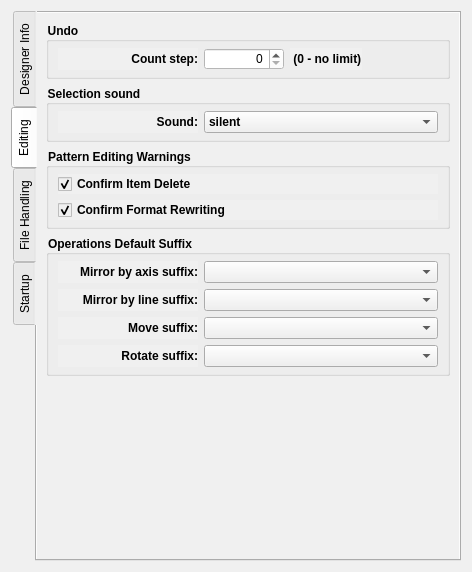
Before: the Qt Designer form src/app/seamly2d/dialogs/configpages/preferencesconfigurationpage.ui in FashionFreedom/Seamly2D, drawn with Qt 5.
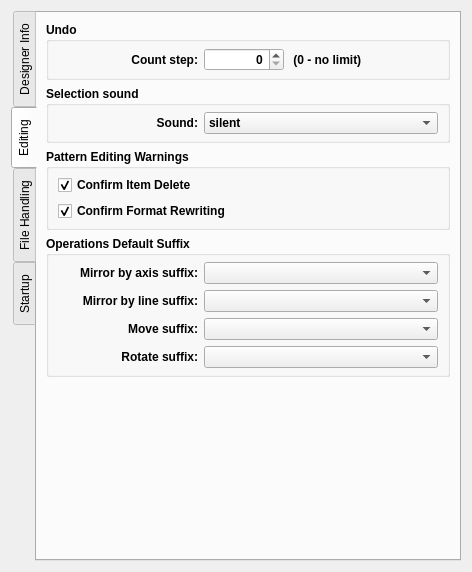
After: the same form once the commit is applied. The open tabs and pages were chosen to show the change. Custom widgets are drawn as their Qt base class.

Commit message: fix application preferences dialog

```diff
--- a/src/app/seamly2d/dialogs/configpages/preferencesconfigurationpage.ui
+++ b/src/app/seamly2d/dialogs/configpages/preferencesconfigurationpage.ui
@@ -26,7 +26,7 @@
    <string notr="true">Configuration</string>
   </property>
   <property name="styleSheet">
-   <string notr="true">background-color: rgb(240, 240, 240);</string>
+   <string notr="true"/>
   </property>
   <layout class="QVBoxLayout" name="verticalLayout_13">
    <item>
@@ -444,7 +444,7 @@
                </font>
               </property>
               <property name="styleSheet">
-               <string notr="true">background-color: rgb(255, 255, 255);</string>
+               <string notr="true"/>
               </property>
               <property name="alignment">
                <set>Qt::AlignRight|Qt::AlignTrailing|Qt::AlignVCenter</set>
```
Left out of the diff: 2 changed lines with no effect on the pictures. The commit also changes 3 other files.
